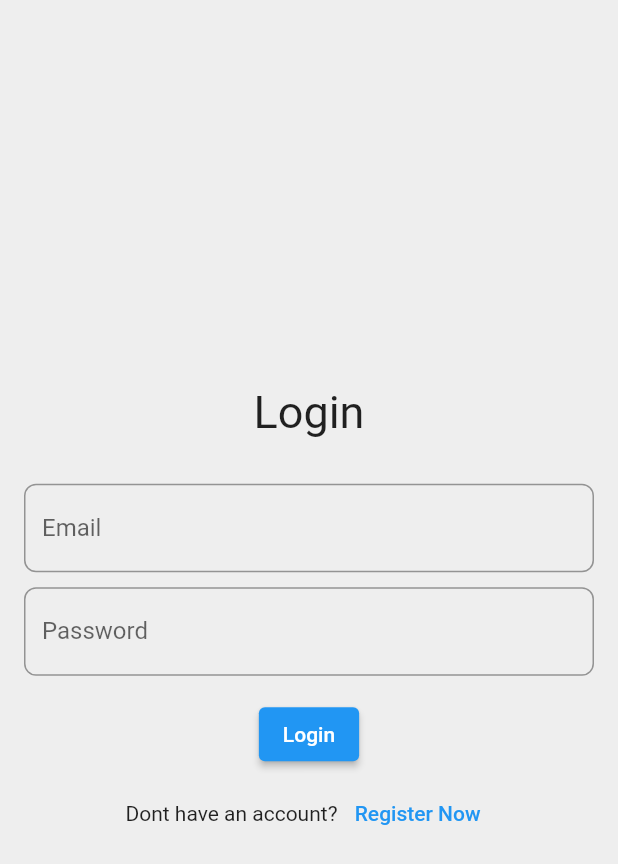
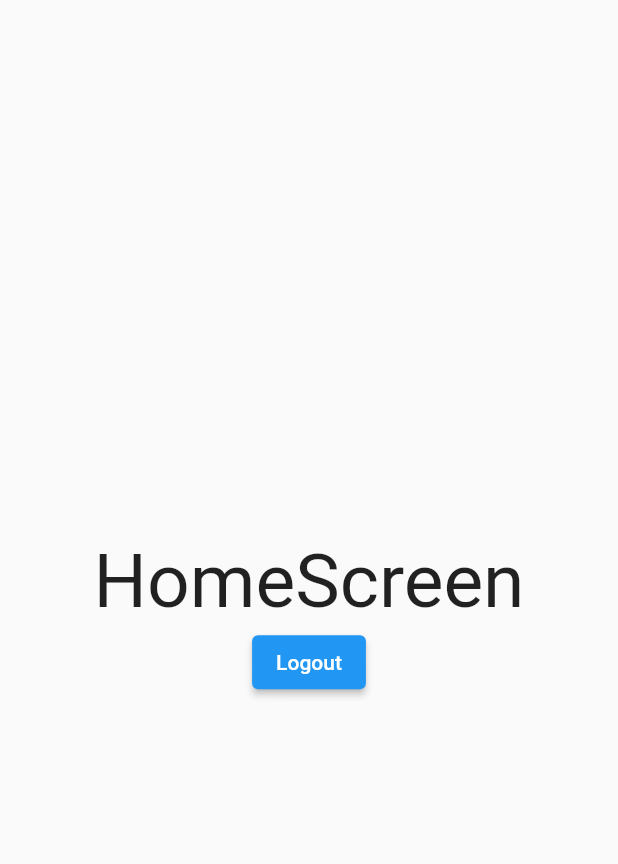
Before and after one commit to CapstoneProjectKelompok11/FE_Flutter, a Flutter app: the screen it shows after launch, after a tap on "Login", on a phone screen of 412 x 824 dp. Shown: the top 864 px of the screen. Run offline on Flutter 3.47's test engine with Material 2 defaults, Android fonts, the phone set to English and light mode, and no system bars; our stand-ins replace dio; network calls fail.

```diff
--- a/app_booking_office/lib/main.dart
+++ b/app_booking_office/lib/main.dart
@@ -1,9 +1,13 @@
 import 'package:app_booking_office/screen/auth/login_screen.dart';
-import 'package:app_booking_office/screen/auth/register_screen.dart';
+import 'package:app_booking_office/screen/auth/view_model/auth_view_model.dart';
 import 'package:flutter/material.dart';
+import 'package:provider/provider.dart';
 
 void main() {
-  runApp(const MyApp());
+  runApp(MultiProvider(
+    providers: [ChangeNotifierProvider(create: (_) => AuthViewModel())],
+    child: const MyApp(),
+  ));
 }
 
 class MyApp extends StatelessWidget {
--- a/app_booking_office/lib/screen/auth/login_screen.dart
+++ b/app_booking_office/lib/screen/auth/login_screen.dart
@@ -1,4 +1,5 @@
 import 'package:app_booking_office/screen/auth/register_screen.dart';
+import 'package:app_booking_office/screen/booking_office/home_screen.dart';
 import 'package:flutter/material.dart';
 
 class LoginScreen extends StatelessWidget {
@@ -39,7 +40,12 @@ class LoginScreen extends StatelessWidget {
             const SizedBox(
               height: 15,
             ),
-            ElevatedButton(onPressed: () {}, child: const Text('Login')),
+            ElevatedButton(
+                onPressed: () {
+                  Navigator.pushReplacement(context,
+                      MaterialPageRoute(builder: (_) => const HomeScreen()));
+                },
+                child: const Text('Login')),
             const SizedBox(
               height: 5,
             ),
@@ -49,10 +55,8 @@ class LoginScreen extends StatelessWidget {
                 const Text('Dont have an account? '),
                 TextButton(
                     onPressed: () {
-                      Navigator.pushReplacement(
-                          context,
-                          MaterialPageRoute(
-                              builder: (_) => const RegisterScreen()));
+                      Navigator.pushReplacement(context,
+                          MaterialPageRoute(builder: (_) => RegisterScreen()));
                     },
                     child: const Text('Register Now'))
               ],
--- a/app_booking_office/lib/screen/booking_office/home_screen.dart
+++ b/app_booking_office/lib/screen/booking_office/home_screen.dart
@@ -0,0 +1,31 @@
+import 'package:app_booking_office/screen/auth/login_screen.dart';
+import 'package:flutter/material.dart';
+
+class HomeScreen extends StatelessWidget {
+  const HomeScreen({Key? key}) : super(key: key);
+
+  @override
+  Widget build(BuildContext context) {
+    return Scaffold(
+      body: SafeArea(
+        child: Center(
+          child: Column(
+            mainAxisAlignment: MainAxisAlignment.center,
+            children: [
+              const Text(
+                'HomeScreen',
+                style: TextStyle(fontSize: 50),
+              ),
+              ElevatedButton(
+                  onPressed: () {
+                    Navigator.push(context,
+                        MaterialPageRoute(builder: (_) => const LoginScreen()));
+                  },
+                  child: const Text('Logout'))
+            ],
+          ),
+        ),
+      ),
+    );
+  }
+}
--- a/app_booking_office/pubspec.yaml
+++ b/app_booking_office/pubspec.yaml
@@ -34,6 +34,8 @@ dependencies:
   # The following adds the Cupertino Icons font to your application.
   # Use with the CupertinoIcons class for iOS style icons.
   cupertino_icons: ^1.0.2
+  provider: ^6.0.3
+  dio: ^4.0.6
 
 dev_dependencies:
   flutter_test:
```
Also changed, not shown: app_booking_office/lib/screen/auth/model/auth_model.dart (added, +15 -0 lines), app_booking_office/lib/screen/auth/register_screen.dart (+119 -57 lines), app_booking_office/lib/screen/auth/view_model/auth_view_model.dart (added, +35 -0 lines), app_booking_office/lib/model/api/booking_office_api.dart (added), app_booking_office/pubspec.lock.
